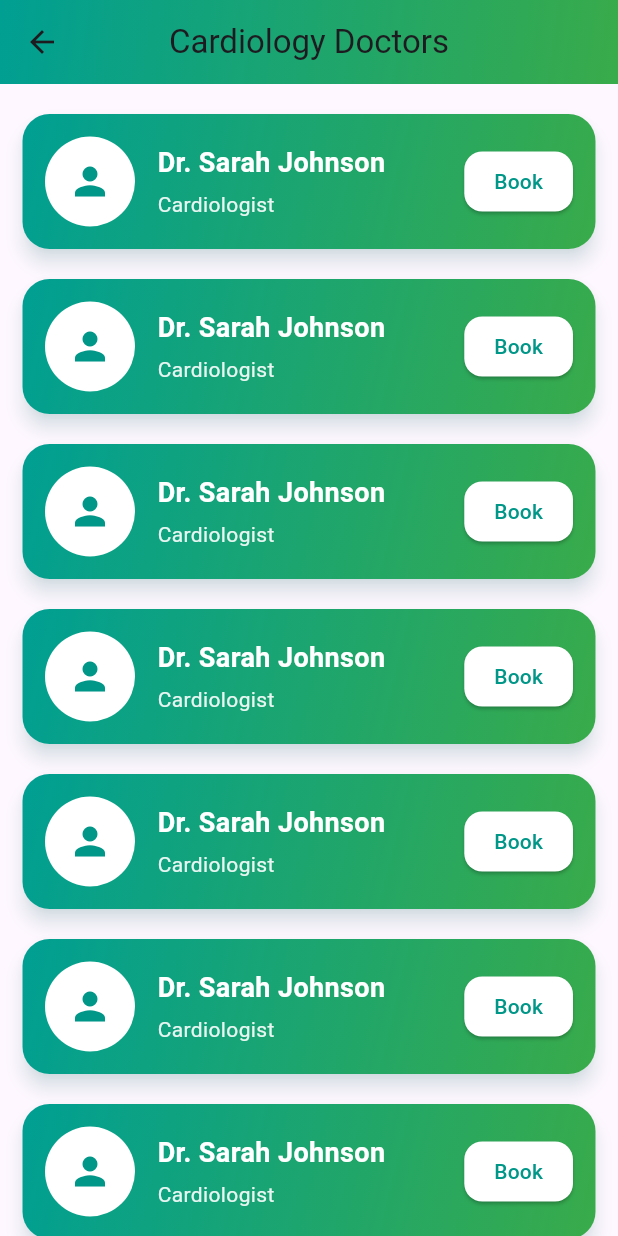
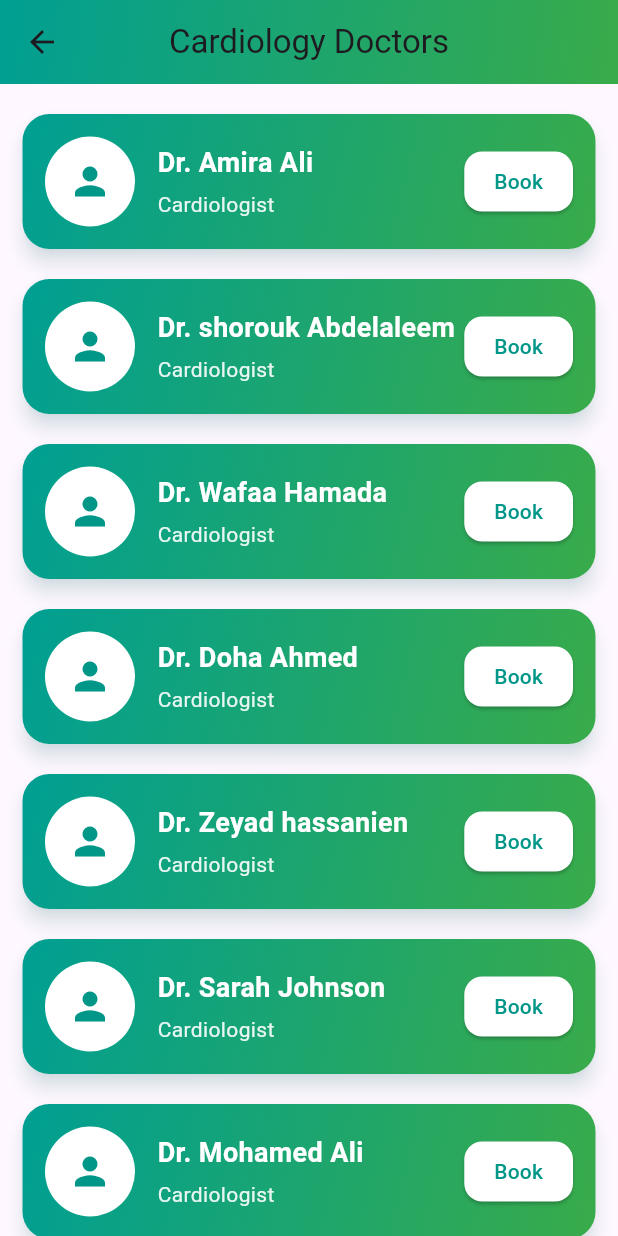
Before and after one commit to amiraa-ali/Shifa-app, a Flutter app: the AllCategoriesPage screen opened directly, after a tap on "Cardiology", on a phone screen of 412 x 824 dp. Run offline on Flutter 3.47's test engine with Material 3 defaults, Android fonts, the phone set to English and light mode, and no system bars.

Commit message:
update in Names of doctors

```diff
--- a/lib/homepage.dart
+++ b/lib/homepage.dart
@@ -71,7 +71,43 @@ final List<Map<String, dynamic>> homeCategoriesGrid = [
 
 final List<Map<String, dynamic>> doctors = [
   {
-    'name': 'Dr. Sarah Johnson',
+    'name': 'Dr. Amira Ali',
+    'specialty': 'Cardiologist',
+    'rating': 4.9,
+    'yearsExp': 12,
+    'location': 'City Hospital',
+    'distance': 2.5,
+    'imagePath': 'assets/images/doc1.png',
+  },
+    {
+    'name': 'Dr. shorouk Abdelaleem',
+    'specialty': 'Cardiologist',
+    'rating': 4.9,
+    'yearsExp': 12,
+    'location': 'City Hospital',
+    'distance': 2.5,
+    'imagePath': 'assets/images/doc1.png',
+  },
+    {
+    'name': 'Dr. Wafaa Hamada',
+    'specialty': 'Cardiologist',
+    'rating': 4.9,
+    'yearsExp': 12,
+    'location': 'City Hospital',
+    'distance': 2.5,
+    'imagePath': 'assets/images/doc1.png',
+  },
+    {
+    'name': 'Dr. Doha Ahmed',
+    'specialty': 'Cardiologist',
+    'rating': 4.9,
+    'yearsExp': 12,
+    'location': 'City Hospital',
+    'distance': 2.5,
+    'imagePath': 'assets/images/doc1.png',
+  },
+    {
+    'name': 'Dr. Zeyad hassanien',
     'specialty': 'Cardiologist',
     'rating': 4.9,
     'yearsExp': 12,
@@ -89,7 +125,7 @@ final List<Map<String, dynamic>> doctors = [
     'imagePath': 'assets/images/doc1.png',
   },
     {
-    'name': 'Dr. Sarah Johnson',
+    'name': 'Dr. Mohamed Ali',
     'specialty': 'Cardiologist',
     'rating': 4.9,
     'yearsExp': 12,
@@ -98,43 +134,7 @@ final List<Map<String, dynamic>> doctors = [
     'imagePath': 'assets/images/doc1.png',
   },
     {
-    'name': 'Dr. Sarah Johnson',
-    'specialty': 'Cardiologist',
-    'rating': 4.9,
-    'yearsExp': 12,
-    'location': 'City Hospital',
-    'distance': 2.5,
-    'imagePath': 'assets/images/doc1.png',
-  },
-    {
-    'name': 'Dr. Sarah Johnson',
-    'specialty': 'Cardiologist',
-    'rating': 4.9,
-    'yearsExp': 12,
-    'location': 'City Hospital',
-    'distance': 2.5,
-    'imagePath': 'assets/images/doc1.png',
-  },
-    {
-    'name': 'Dr. Sarah Johnson',
-    'specialty': 'Cardiologist',
-    'rating': 4.9,
-    'yearsExp': 12,
-    'location': 'City Hospital',
-    'distance': 2.5,
-    'imagePath': 'assets/images/doc1.png',
-  },
-    {
-    'name': 'Dr. Sarah Johnson',
-    'specialty': 'Cardiologist',
-    'rating': 4.9,
-    'yearsExp': 12,
-    'location': 'City Hospital',
-    'distance': 2.5,
-    'imagePath': 'assets/images/doc1.png',
-  },
-    {
-    'name': 'Dr. Sarah Johnson',
+    'name': 'Dr. Ahmed Ali',
     'specialty': 'Cardiologist',
     'rating': 4.9,
     'yearsExp': 12,
```
